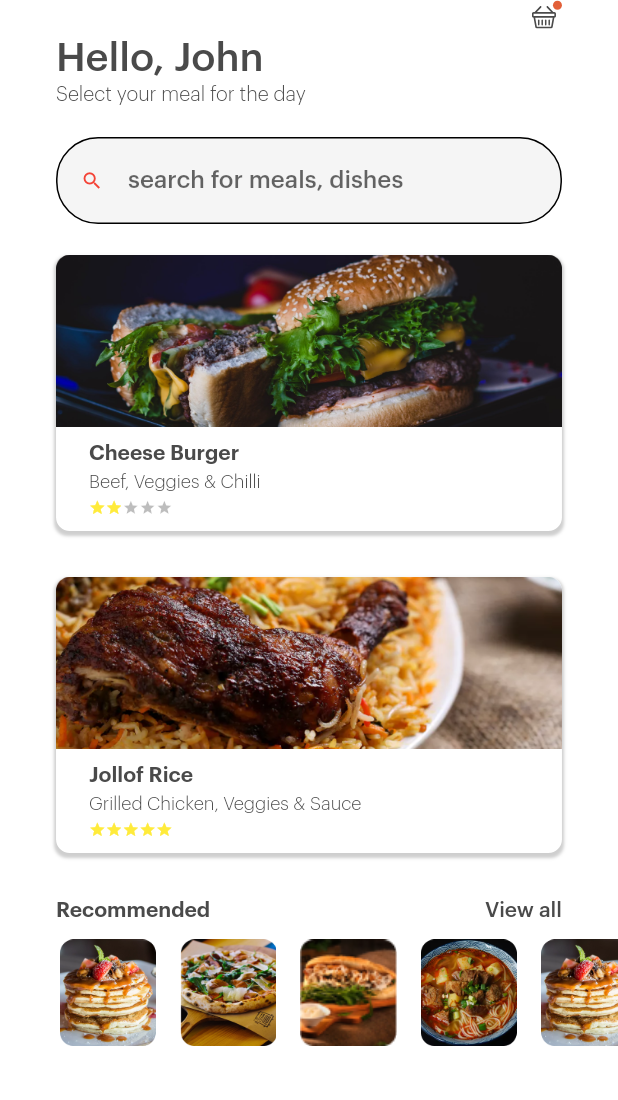
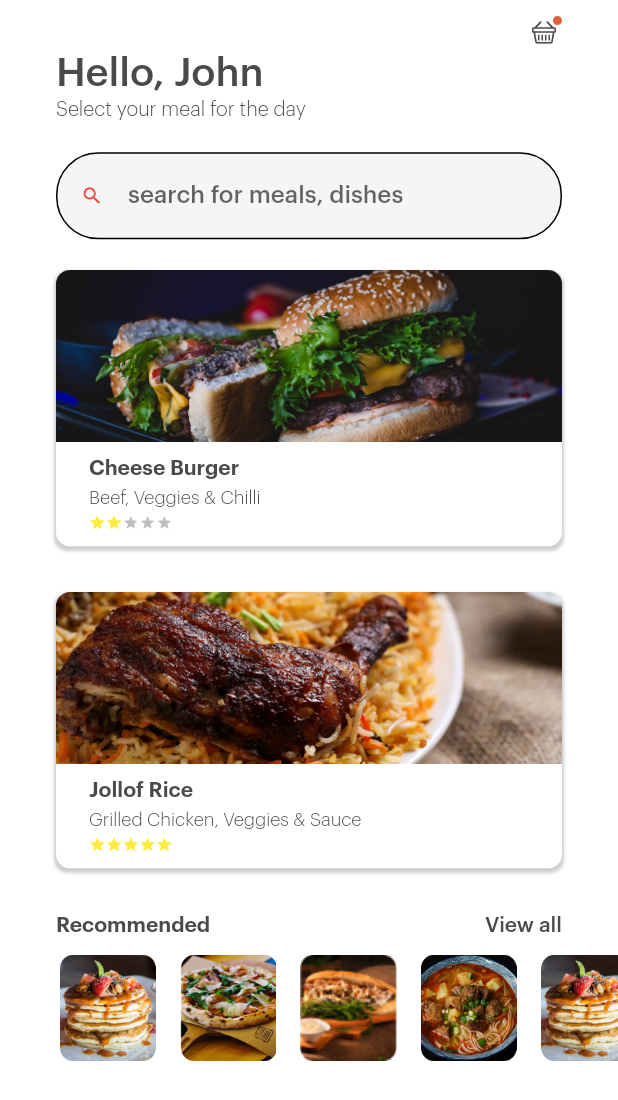
Before and after one commit to lurdharry/Flutter-Auth-App, a Flutter app: the HomeScreen screen opened by its route, on a phone screen of 412 x 824 dp. Shown: the top 1100 px of the screen. Run offline on Flutter 3.47's test engine with Material 2 defaults, Android fonts, the phone set to English and light mode, and no system bars; our stand-ins replace flutter_svg.

Commit message:
Fixes home scroll pixel bug

```diff
--- a/lib/screens/Home/Components/body.dart
+++ b/lib/screens/Home/Components/body.dart
@@ -14,8 +14,8 @@ class _HomeBodyState extends State<HomeBody> {
   @override
   Widget build(BuildContext context) {
     return SafeArea(
-      child: Padding(
-        padding: EdgeInsets.only(left:0),
+      child: SingleChildScrollView(
+        padding: EdgeInsets.only(top:hp(10)),
         child: Column(
           children:[
             CartIcon(),
@@ -25,7 +25,6 @@ class _HomeBodyState extends State<HomeBody> {
             searchBar(),
             SizedBox(height:hp(20)),
             MianView(),
-
           ]
         ),
       ),
```
